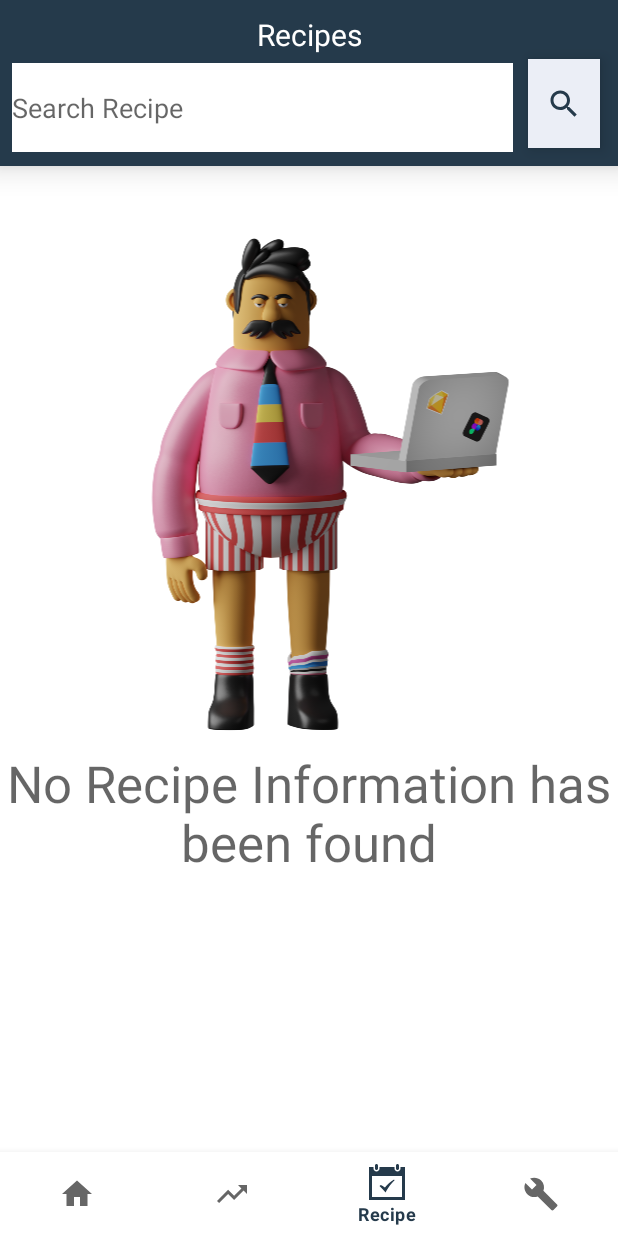
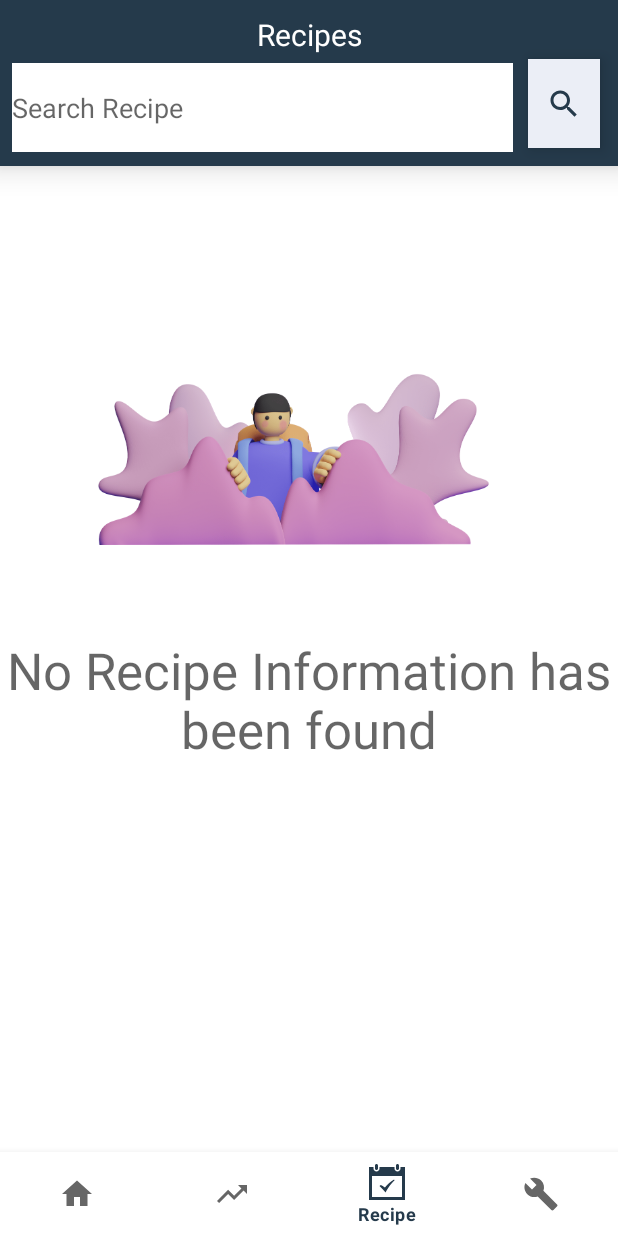
Before and after one commit to EChilin5/iTV, an Android app: the screen it shows after launch once a user with an empty profile is signed in (MainActivity), item 3 of the bottom bar chosen, on a phone screen of 412 x 824 dp. Run offline under Robolectric (Android 15) with nearby library versions, the phone set to English and light mode, and no system bars; our stand-ins replace Firebase (no records; nobody signed in at launch, a user with empty details on screens opened directly), Picasso; libraries missing offline, so code that uses them is left out: com.robinhood.ticker; pictures from the network do not load.

Commit message:
update image when unable to find recipe

```diff
--- a/app/src/main/res/layout/fragment_home.xml
+++ b/app/src/main/res/layout/fragment_home.xml
@@ -84,8 +84,9 @@
         android:id="@+id/ivRecipeNotFound"
         android:layout_width="0dp"
         android:layout_height="wrap_content"
+        android:layout_marginStart="20dp"
         android:layout_marginTop="30dp"
-        android:src="@drawable/saly_no_recipe"
+        android:src="@drawable/saly_search_"
         app:layout_constraintEnd_toEndOf="parent"
         app:layout_constraintHorizontal_bias="1.0"
         app:layout_constraintStart_toStartOf="parent"
```
